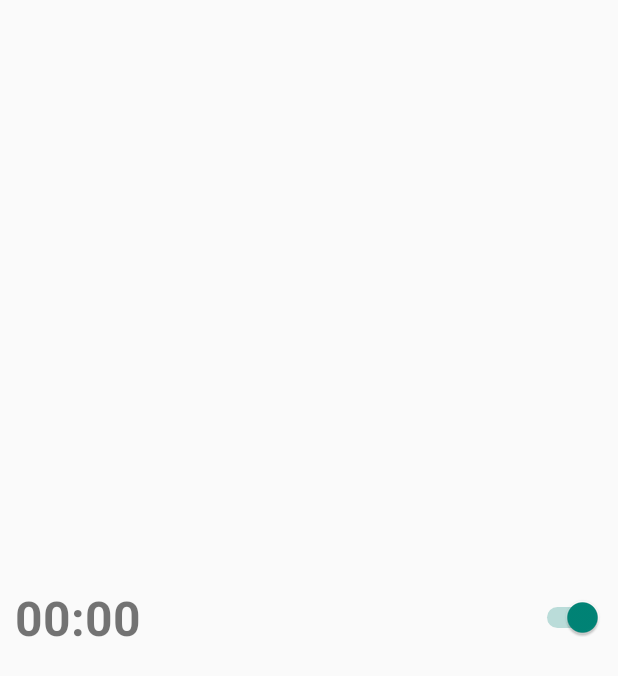
After one commit to galaxy4276/its-okay-u-do-not-wakeup, an Android app: the layout alarm_list_item.xml on its own in the app's theme, with its tools: preview values and no code run, on a phone screen of 412 x 824 dp. The commit adds this screen. Shown: the top 676 px of the screen. Run offline under Robolectric (Android 15) with nearby library versions, the phone set to English and light mode, and no system bars.

Commit message:
feat: add alarm list

```diff
--- a/app/src/main/java/com/hbu/itsokudontwakeup/MainActivity.java
+++ b/app/src/main/java/com/hbu/itsokudontwakeup/MainActivity.java
@@ -4,9 +4,7 @@ import android.app.NotificationChannel;
 import android.app.NotificationManager;
 import android.content.Intent;
 import android.content.SharedPreferences;
-import android.os.Build;
 import android.os.Bundle;
-import android.view.View;
 
 import androidx.appcompat.app.AppCompatActivity;
 import androidx.viewpager2.widget.ViewPager2;
--- a/app/src/main/java/com/hbu/itsokudontwakeup/service/AlarmReceiver.java
+++ b/app/src/main/java/com/hbu/itsokudontwakeup/service/AlarmReceiver.java
@@ -26,7 +26,6 @@ public class AlarmReceiver extends BroadcastReceiver {
     boolean isBootCompleted = Intent.ACTION_BOOT_COMPLETED.equals(intent.getAction());
 
     if (isBootCompleted) {
-
     }
 
 //    Uri alarmSound = RingtoneManager.getDefaultUri(RingtoneManager.TYPE_NOTIFICATION);
--- a/app/src/main/res/layout/activity_main.xml
+++ b/app/src/main/res/layout/activity_main.xml
@@ -45,4 +45,6 @@
         android:layout_weight="1"
     />
 
+
+
 </LinearLayout>
--- /dev/null
+++ b/app/src/main/res/layout/alarm_list_item.xml
@@ -0,0 +1,29 @@
+<?xml version="1.0" encoding="utf-8"?>
+<LinearLayout xmlns:android="http://schemas.android.com/apk/res/android"
+    android:layout_width="match_parent"
+    android:layout_height="match_parent"
+    android:orientation="horizontal"
+    android:paddingTop="5dp"
+    android:paddingBottom="5dp"
+    android:paddingLeft="10dp"
+    android:paddingRight="10dp"
+    android:gravity="center_vertical"
+    >
+
+    <TextView
+        android:id="@+id/alarm_time"
+        android:layout_width="341dp"
+        android:layout_height="wrap_content"
+        android:layout_weight="1"
+        android:gravity="start"
+        android:text="00:00"
+        android:textSize="32dp"
+        android:textStyle="bold" />
+    <Switch
+        android:id="@+id/alarm_switch"
+        android:layout_width="wrap_content"
+        android:layout_height="wrap_content"
+        android:gravity="end"
+        android:checked="true"
+    />
+</LinearLayout>
```
Also changed, not shown: app/src/main/java/com/hbu/itsokudontwakeup/service/AlarmListAdapter.java (added, +56 -0 lines), app/src/main/java/com/hbu/itsokudontwakeup/ui/alarmlist/AlarmListFragment.java (+22 -1 lines), app/src/main/res/layout/fragment_alarmlist.xml (+7 -0 lines).
